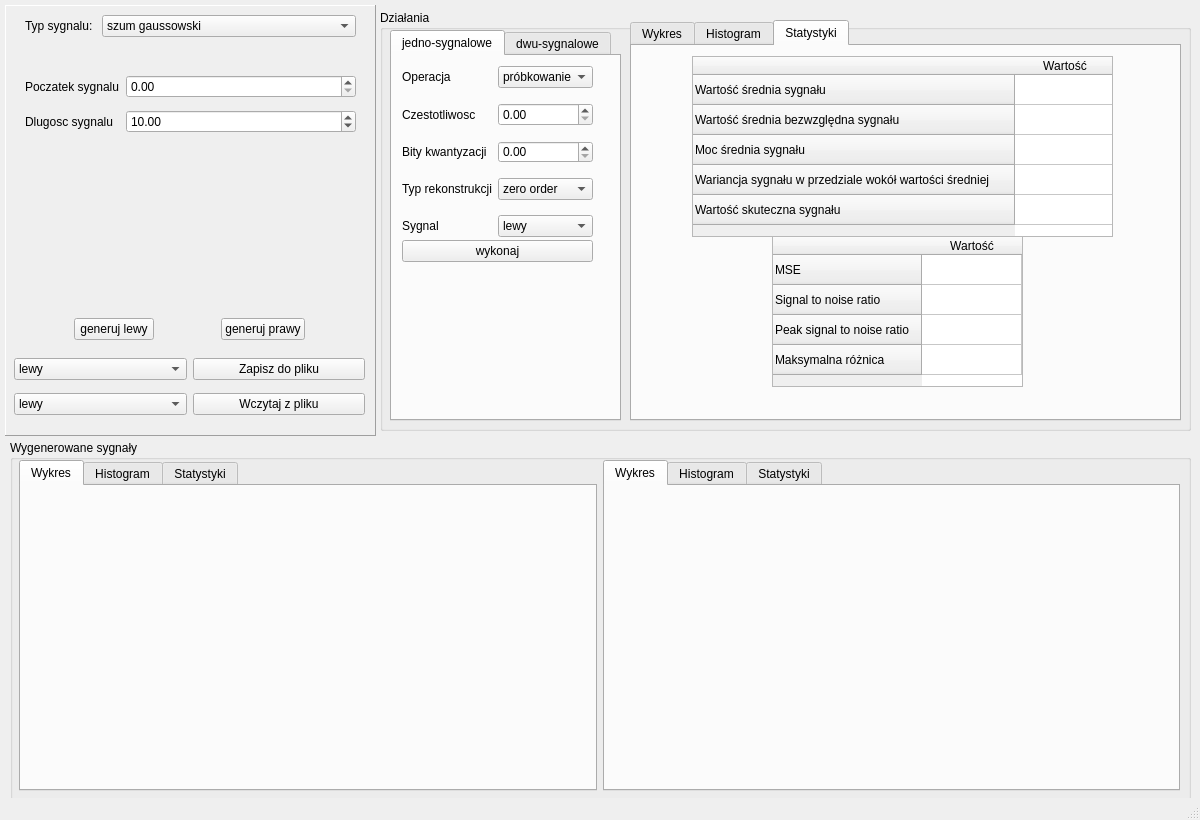
This is gui/gui_design.ui in kwisnia/sygnaly as Qt 5 draws it before an edit. The edited form follows.
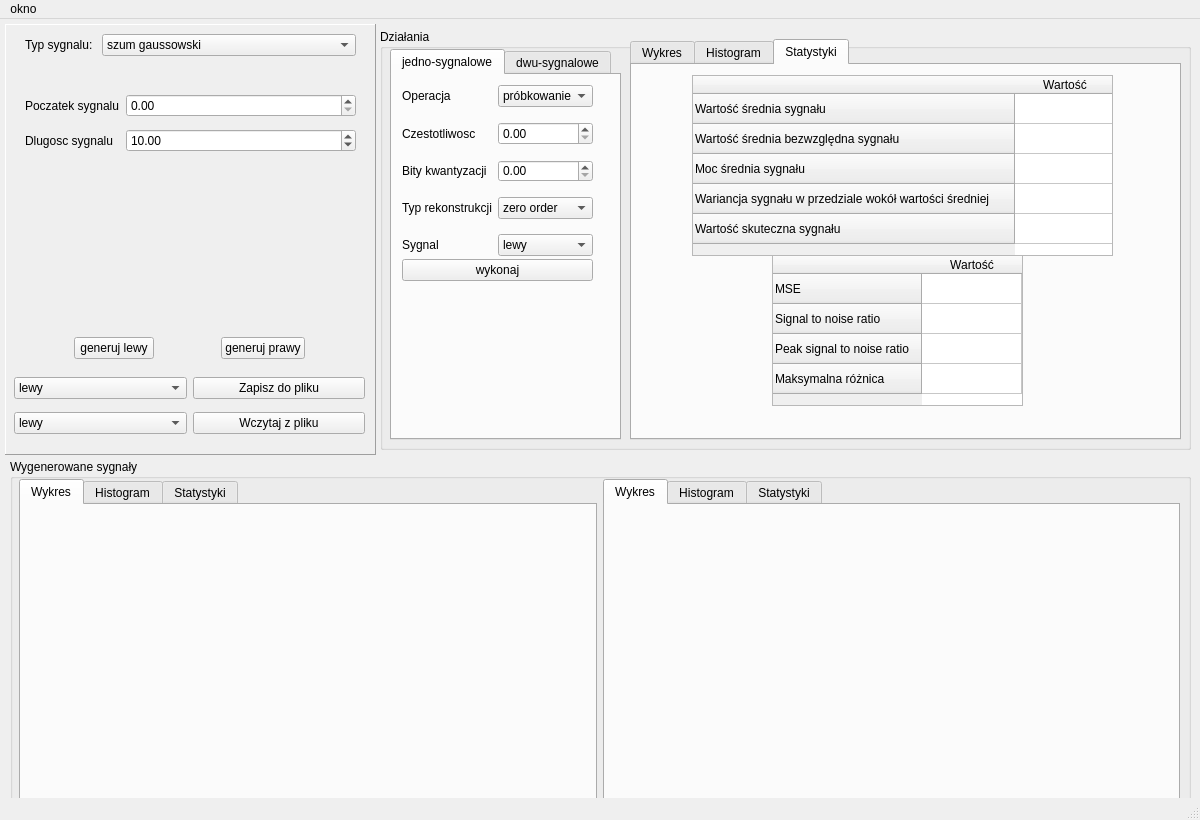
This is the edited form. The open tabs and pages were chosen to show the change.

What changed in the file:
```diff
--- a/gui/gui_design.ui
+++ b/gui/gui_design.ui
@@ -2047,6 +2047,29 @@
    </widget>
   </widget>
   <widget class="QStatusBar" name="statusbar"/>
+  <widget class="QMenuBar" name="menuBar">
+   <property name="geometry">
+    <rect>
+     <x>0</x>
+     <y>0</y>
+     <width>1200</width>
+     <height>21</height>
+    </rect>
+   </property>
+   <widget class="QMenu" name="menustandard">
+    <property name="title">
+     <string>okno</string>
+    </property>
+    <addaction name="separator"/>
+    <addaction name="actiondystans"/>
+   </widget>
+   <addaction name="menustandard"/>
+  </widget>
+  <action name="actiondystans">
+   <property name="text">
+    <string>dystans</string>
+   </property>
+  </action>
  </widget>
  <resources/>
  <connections>
```
Left out of the diff: 2 changed lines with no effect on the pictures.
